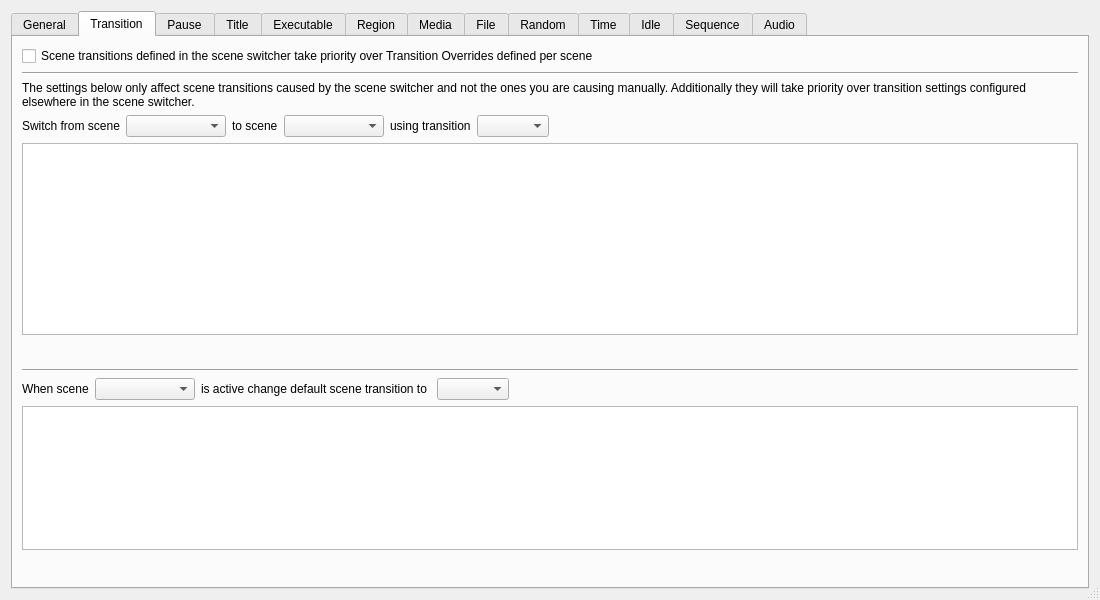
Above: forms/advanced-scene-switcher.ui from WarmUpTill/SceneSwitcher before the change. Below: the same form after it.
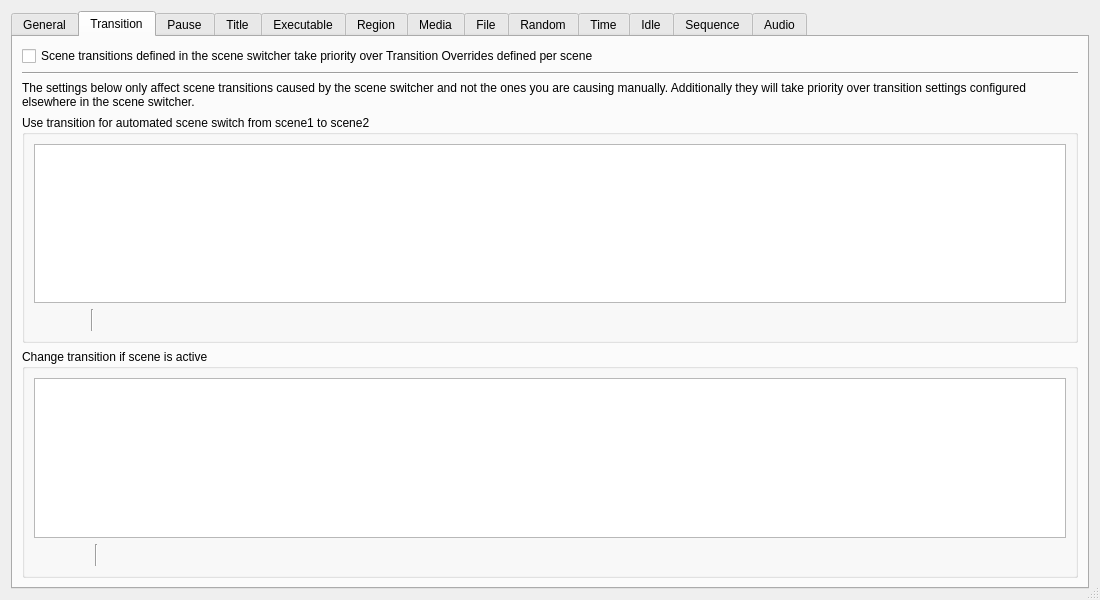
That is the form after the change. The open tabs and pages were chosen to show the change. Icons and pictures are not drawn.

Diff of the .ui file:
```diff
--- a/forms/advanced-scene-switcher.ui
+++ b/forms/advanced-scene-switcher.ui
@@ -601,8 +601,6 @@
       </attribute>
       <layout class="QVBoxLayout" name="verticalLayout_15">
        <item>
-        <layout class="QVBoxLayout" name="verticalLayout_14">
-         <item>
           <widget class="QCheckBox" name="transitionOverridecheckBox">
            <property name="text">
             <string>Scene transitions defined in the scene switcher take priority over Transition Overrides defined per scene</string>
@@ -627,78 +625,11 @@
           </widget>
          </item>
          <item>
-          <layout class="QHBoxLayout" name="horizontalLayout_18">
-           <item>
-            <widget class="QLabel" name="label_19">
-             <property name="text">
-              <string>Switch from scene</string>
-             </property>
-            </widget>
-           </item>
-           <item>
-            <widget class="QComboBox" name="transitionsScene1">
-             <property name="sizePolicy">
-              <sizepolicy hsizetype="Maximum" vsizetype="Fixed">
-               <horstretch>0</horstretch>
-               <verstretch>0</verstretch>
-              </sizepolicy>
-             </property>
-             <property name="minimumSize">
-              <size>
-               <width>100</width>
-               <height>0</height>
-              </size>
-             </property>
-            </widget>
-           </item>
-           <item>
-            <widget class="QLabel" name="label_20">
-             <property name="text">
-              <string>to scene</string>
-             </property>
-            </widget>
-           </item>
-           <item>
-            <widget class="QComboBox" name="transitionsScene2">
-             <property name="sizePolicy">
-              <sizepolicy hsizetype="Maximum" vsizetype="Fixed">
-               <horstretch>0</horstretch>
-               <verstretch>0</verstretch>
-              </sizepolicy>
-             </property>
-             <property name="minimumSize">
-              <size>
-               <width>100</width>
-               <height>0</height>
-              </size>
-             </property>
-            </widget>
-           </item>
-           <item>
-            <widget class="QLabel" name="label_21">
-             <property name="text">
-              <string>using transition</string>
-             </property>
-            </widget>
-           </item>
-           <item>
-            <widget class="QComboBox" name="transitionsTransitions"/>
-           </item>
-           <item>
-            <spacer name="horizontalSpacer_16">
-             <property name="orientation">
-              <enum>Qt::Horizontal</enum>
-             </property>
-             <property name="sizeHint" stdset="0">
-              <size>
-               <width>40</width>
-               <height>20</height>
-              </size>
-             </property>
-            </spacer>
-           </item>
-          </layout>
-         </item>
+        <widget class="QGroupBox" name="transitionsGroup">
+         <property name="title">
+          <string>Use transition for automated scene switch from scene1 to scene2</string>
+         </property>
+         <layout class="QVBoxLayout" name="verticalLayout_14">
          <item>
           <widget class="QListWidget" name="sceneTransitions">
            <property name="sizePolicy">
@@ -708,7 +639,7 @@
             </sizepolicy>
            </property>
            <property name="sortingEnabled">
-            <bool>true</bool>
+             <bool>false</bool>
            </property>
           </widget>
          </item>
@@ -749,6 +680,91 @@
              </property>
             </widget>
            </item>
+            <item>
+             <spacer name="horizontalSpacer_48">
+              <property name="orientation">
+               <enum>Qt::Horizontal</enum>
+              </property>
+              <property name="sizeType">
+               <enum>QSizePolicy::Fixed</enum>
+              </property>
+              <property name="sizeHint" stdset="0">
+               <size>
+                <width>5</width>
+                <height>20</height>
+               </size>
+              </property>
+             </spacer>
+            </item>
+            <item>
+             <widget class="Line" name="line_14">
+              <property name="orientation">
+               <enum>Qt::Vertical</enum>
+              </property>
+             </widget>
+            </item>
+            <item>
+             <spacer name="horizontalSpacer_53">
+              <property name="orientation">
+               <enum>Qt::Horizontal</enum>
+              </property>
+              <property name="sizeType">
+               <enum>QSizePolicy::Fixed</enum>
+              </property>
+              <property name="sizeHint" stdset="0">
+               <size>
+                <width>5</width>
+                <height>20</height>
+               </size>
+              </property>
+             </spacer>
+            </item>
+            <item>
+             <widget class="QPushButton" name="transitionsUp">
+              <property name="maximumSize">
+               <size>
+                <width>22</width>
+                <height>22</height>
+               </size>
+              </property>
+              <property name="text">
+               <string/>
+              </property>
+              <property name="icon">
+               <iconset>
+                <normaloff>../../../forms/images/up.svg</normaloff>../../../forms/images/up.svg</iconset>
+              </property>
+              <property name="flat">
+               <bool>true</bool>
+              </property>
+              <property name="themeID" stdset="0">
+               <string>upArrowIconSmall</string>
+              </property>
+             </widget>
+            </item>
+            <item>
+             <widget class="QPushButton" name="transitionsDown">
+              <property name="maximumSize">
+               <size>
+                <width>22</width>
+                <height>22</height>
+               </size>
+              </property>
+              <property name="text">
+               <string/>
+              </property>
+              <property name="icon">
+               <iconset>
+                <normaloff>../../../forms/images/down.svg</normaloff>../../../forms/images/down.svg</iconset>
+              </property>
+              <property name="flat">
+               <bool>true</bool>
+              </property>
+              <property name="themeID" stdset="0">
+               <string>downArrowIconSmall</string>
+              </property>
+             </widget>
+            </item>
            <item>
             <spacer name="horizontalSpacer_17">
              <property name="orientation">
@@ -765,66 +781,14 @@
           </layout>
          </item>
         </layout>
-       </item>
-       <item>
-        <widget class="Line" name="line_3">
-         <property name="orientation">
-          <enum>Qt::Horizontal</enum>
-         </property>
         </widget>
        </item>
        <item>
+        <widget class="QGroupBox" name="defaultTransitionsGroup">
+         <property name="title">
+          <string>Change transition if scene is active</string>
+         </property>
         <layout class="QVBoxLayout" name="verticalLayout_12">
-         <item>
-          <layout class="QHBoxLayout" name="horizontalLayout_30">
-           <item>
-            <widget class="QLabel" name="label_33">
-             <property name="text">
-              <string>When scene</string>
-             </property>
-            </widget>
-           </item>
-           <item>
-            <widget class="QComboBox" name="defaultTransitionsScene">
-             <property name="sizePolicy">
-              <sizepolicy hsizetype="Maximum" vsizetype="Fixed">
-               <horstretch>0</horstretch>
-               <verstretch>0</verstretch>
-              </sizepolicy>
-             </property>
-             <property name="minimumSize">
-              <size>
-               <width>100</width>
-               <height>0</height>
-              </size>
-             </property>
-            </widget>
-           </item>
-           <item>
-            <widget class="QLabel" name="label_34">
-             <property name="text">
-              <string>is active change default scene transition to </string>
-             </property>
-            </widget>
-           </item>
-           <item>
-            <widget class="QComboBox" name="defaultTransitionsTransitions"/>
-           </item>
-           <item>
-            <spacer name="horizontalSpacer_28">
-             <property name="orientation">
-              <enum>Qt::Horizontal</enum>
-             </property>
-             <property name="sizeHint" stdset="0">
-              <size>
-               <width>40</width>
-               <height>20</height>
-              </size>
-             </property>
-            </spacer>
-           </item>
-          </layout>
-         </item>
          <item>
           <widget class="QListWidget" name="defaultTransitions">
            <property name="sizePolicy">
@@ -834,7 +798,7 @@
             </sizepolicy>
            </property>
            <property name="sortingEnabled">
-            <bool>true</bool>
+             <bool>false</bool>
            </property>
           </widget>
          </item>
@@ -872,6 +836,91 @@
              </property>
             </widget>
            </item>
+            <item>
+             <spacer name="horizontalSpacer_54">
+              <property name="orientation">
+               <enum>Qt::Horizontal</enum>
+              </property>
+              <property name="sizeType">
+               <enum>QSizePolicy::Fixed</enum>
+              </property>
+              <property name="sizeHint" stdset="0">
+               <size>
+                <width>5</width>
+                <height>20</height>
+               </size>
+              </property>
+             </spacer>
+            </item>
+            <item>
+             <widget class="Line" name="line_13">
+              <property name="orientation">
+               <enum>Qt::Vertical</enum>
+              </property>
+             </widget>
+            </item>
+            <item>
+             <spacer name="horizontalSpacer_47">
+              <property name="orientation">
+               <enum>Qt::Horizontal</enum>
+              </property>
+              <property name="sizeType">
+               <enum>QSizePolicy::Fixed</enum>
+              </property>
+              <property name="sizeHint" stdset="0">
+               <size>
+                <width>5</width>
+                <height>20</height>
+               </size>
+              </property>
+             </spacer>
+            </item>
+            <item>
+             <widget class="QPushButton" name="defaultTransitionsUp">
+              <property name="maximumSize">
+               <size>
+                <width>22</width>
+                <height>22</height>
+               </size>
+              </property>
+              <property name="text">
+               <string/>
+              </property>
+              <property name="icon">
+               <iconset>
+                <normaloff>../../../forms/images/up.svg</normaloff>../../../forms/images/up.svg</iconset>
+              </property>
+              <property name="flat">
+               <bool>true</bool>
+              </property>
+              <property name="themeID" stdset="0">
+               <string>upArrowIconSmall</string>
+              </property>
+             </widget>
+            </item>
+            <item>
+             <widget class="QPushButton" name="defaultTransitionsDown">
+              <property name="maximumSize">
+               <size>
+                <width>22</width>
+                <height>22</height>
+               </size>
+              </property>
+              <property name="text">
+               <string/>
+              </property>
+              <property name="icon">
+               <iconset>
+                <normaloff>../../../forms/images/down.svg</normaloff>../../../forms/images/down.svg</iconset>
+              </property>
+              <property name="flat">
+               <bool>true</bool>
+              </property>
+              <property name="themeID" stdset="0">
+               <string>downArrowIconSmall</string>
+              </property>
+             </widget>
+            </item>
            <item>
             <spacer name="horizontalSpacer_27">
              <property name="orientation">
@@ -888,6 +937,7 @@
           </layout>
          </item>
         </layout>
+        </widget>
        </item>
       </layout>
      </widget>
```
Lines whose indentation alone changed are shown as unchanged.
